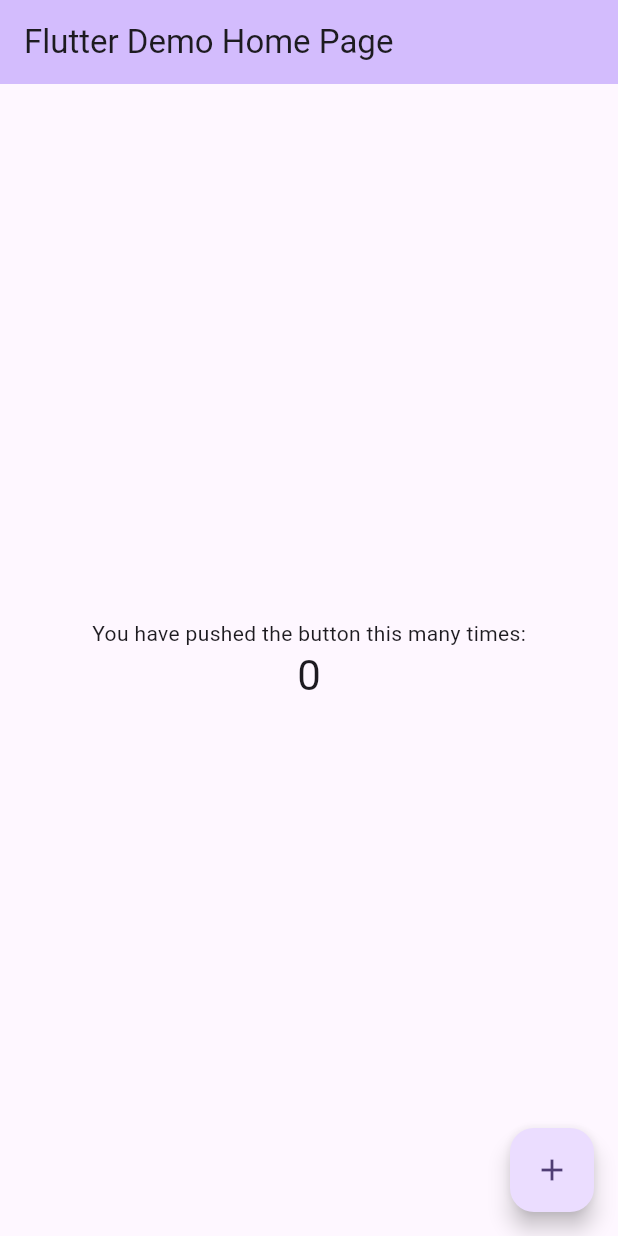
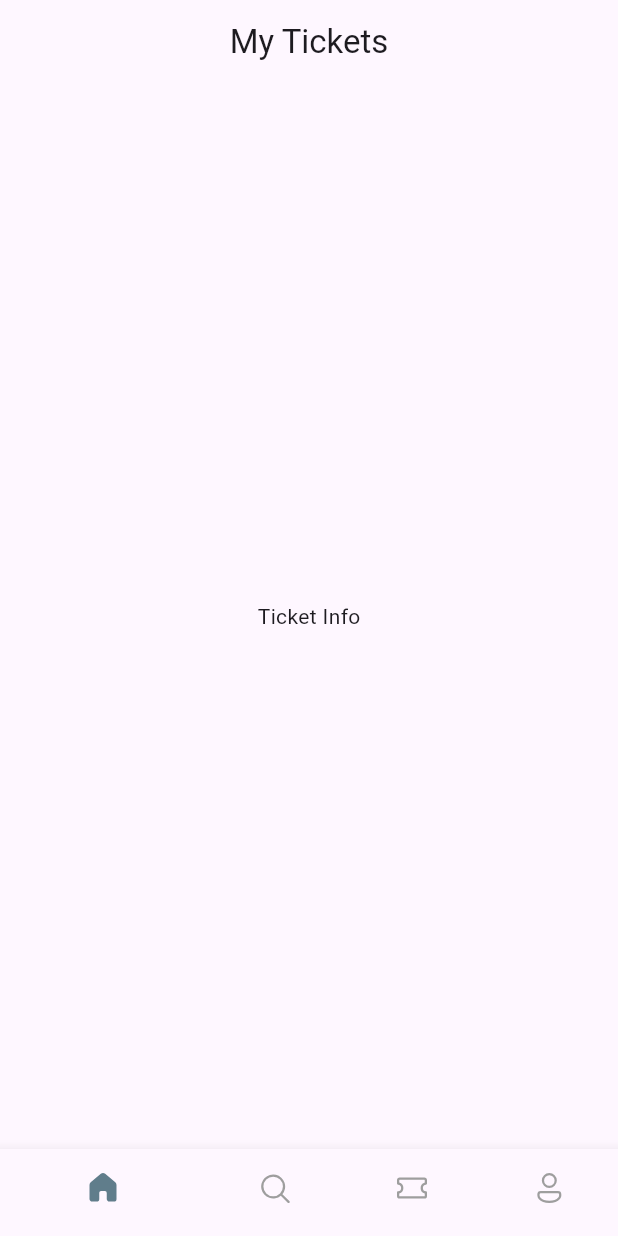
Before and after one commit to ojanardana/belajarflutterngento, a Flutter app: the screen it shows after launch, on a phone screen of 412 x 824 dp. Run offline on Flutter 3.47's test engine with Material 3 defaults, Android fonts, the phone set to English and light mode, and no system bars; our stand-ins replace fluentui_icons.

Commit message:
Bottom Nav part 1

```diff
--- /dev/null
+++ b/lib/base/bottom_navbar.dart
@@ -0,0 +1,47 @@
+import 'package:flutter/material.dart';
+import 'package:fluentui_icons/fluentui_icons.dart';
+
+class BottomNavBar extends StatefulWidget {
+  const BottomNavBar({super.key});
+
+  @override
+  State<BottomNavBar> createState() => _BottomNavBarState();
+}
+
+class _BottomNavBarState extends State<BottomNavBar> {
+  @override
+  Widget build(BuildContext context) {
+    return Scaffold(
+      appBar: AppBar(title: Center(child: Text("My Tickets"))),
+      body: Center(child: Text("Ticket Info")),
+      bottomNavigationBar: BottomNavigationBar(
+        selectedItemColor: Colors.blueGrey,
+        unselectedItemColor: Colors.grey,
+        showSelectedLabels: false,
+        items: [
+          BottomNavigationBarItem(
+            icon: Icon(FluentSystemIcons.ic_fluent_home_regular),
+            activeIcon: Icon(FluentSystemIcons.ic_fluent_home_filled),
+            label: "Home",
+          ),
+          BottomNavigationBarItem(
+            icon: Icon(FluentSystemIcons.ic_fluent_search_regular),
+            activeIcon: Icon(FluentSystemIcons.ic_fluent_search_filled),
+            label: "Home",
+          ),
+          BottomNavigationBarItem(
+            icon: Icon(FluentSystemIcons.ic_fluent_ticket_regular),
+            activeIcon: Icon(FluentSystemIcons.ic_fluent_ticket_filled),
+            label: "Home",
+          ),
+          BottomNavigationBarItem(
+            icon: Icon(FluentSystemIcons.ic_fluent_person_regular),
+            activeIcon: Icon(FluentSystemIcons.ic_fluent_person_filled),
+            label: "Home",
+          ),
+        ],
+      ),
+    );
+  }
+}
+// [] itu list, widget
--- a/lib/main.dart
+++ b/lib/main.dart
@@ -1,8 +1,11 @@
 import 'package:flutter/material.dart';
+import 'package:my_first_app/base/bottom_navbar.dart';
 
 void main() {
   runApp(const MyApp());
 }
+
+// Entry Point, mulai dari sini
 
 class MyApp extends StatelessWidget {
   const MyApp({super.key});
@@ -10,113 +13,21 @@ class MyApp extends StatelessWidget {
   // This widget is the root of your application.
   @override
   Widget build(BuildContext context) {
-    return MaterialApp(
-      title: 'Flutter Demo',
-      theme: ThemeData(
-        // This is the theme of your application.
-        //
-        // TRY THIS: Try running your application with "flutter run". You'll see
-        // the application has a purple toolbar. Then, without quitting the app,
-        // try changing the seedColor in the colorScheme below to Colors.green
-        // and then invoke "hot reload" (save your changes or press the "hot
-        // reload" button in a Flutter-supported IDE, or press "r" if you used
-        // the command line to start the app).
-        //
-        // Notice that the counter didn't reset back to zero; the application
-        // state is not lost during the reload. To reset the state, use hot
-        // restart instead.
-        //
-        // This works for code too, not just values: Most code changes can be
-        // tested with just a hot reload.
-        colorScheme: ColorScheme.fromSeed(seedColor: Colors.deepPurple),
-      ),
-      home: const MyHomePage(title: 'Flutter Demo Home Page'),
-    );
+    return MaterialApp(home: BottomNavBar());
   }
 }
 
-class MyHomePage extends StatefulWidget {
-  const MyHomePage({super.key, required this.title});
-
-  // This widget is the home page of your application. It is stateful, meaning
-  // that it has a State object (defined below) that contains fields that affect
-  // how it looks.
-
-  // This class is the configuration for the state. It holds the values (in this
-  // case the title) provided by the parent (in this case the App widget) and
-  // used by the build method of the State. Fields in a Widget subclass are
-  // always marked "final".
-
-  final String title;
-
-  @override
-  State<MyHomePage> createState() => _MyHomePageState();
-}
-
-class _MyHomePageState extends State<MyHomePage> {
-  int _counter = 0;
-
-  void _incrementCounter() {
-    setState(() {
-      // This call to setState tells the Flutter framework that something has
-      // changed in this State, which causes it to rerun the build method below
-      // so that the display can reflect the updated values. If we changed
-      // _counter without calling setState(), then the build method would not be
-      // called again, and so nothing would appear to happen.
-      _counter++;
-    });
-  }
-
-  @override
-  Widget build(BuildContext context) {
-    // This method is rerun every time setState is called, for instance as done
-    // by the _incrementCounter method above.
-    //
-    // The Flutter framework has been optimized to make rerunning build methods
-    // fast, so that you can just rebuild anything that needs updating rather
-    // than having to individually change instances of widgets.
-    return Scaffold(
-      appBar: AppBar(
-        // TRY THIS: Try changing the color here to a specific color (to
-        // Colors.amber, perhaps?) and trigger a hot reload to see the AppBar
-        // change color while the other colors stay the same.
-        backgroundColor: Theme.of(context).colorScheme.inversePrimary,
-        // Here we take the value from the MyHomePage object that was created by
-        // the App.build method, and use it to set our appbar title.
-        title: Text(widget.title),
-      ),
-      body: Center(
-        // Center is a layout widget. It takes a single child and positions it
-        // in the middle of the parent.
-        child: Column(
-          // Column is also a layout widget. It takes a list of children and
-          // arranges them vertically. By default, it sizes itself to fit its
-          // children horizontally, and tries to be as tall as its parent.
-          //
-          // Column has various properties to control how it sizes itself and
-          // how it positions its children. Here we use mainAxisAlignment to
-          // center the children vertically; the main axis here is the vertical
-          // axis because Columns are vertical (the cross axis would be
-          // horizontal).
-          //
-          // TRY THIS: Invoke "debug painting" (choose the "Toggle Debug Paint"
-          // action in the IDE, or press "p" in the console), to see the
-          // wireframe for each widget.
-          mainAxisAlignment: MainAxisAlignment.center,
-          children: <Widget>[
-            const Text('You have pushed the button this many times:'),
-            Text(
-              '$_counter',
-              style: Theme.of(context).textTheme.headlineMedium,
-            ),
-          ],
-        ),
-      ),
-      floatingActionButton: FloatingActionButton(
-        onPressed: _incrementCounter,
-        tooltip: 'Increment',
-        child: const Icon(Icons.add),
-      ), // This trailing comma makes auto-formatting nicer for build methods.
-    );
-  }
-}
+//       title: 'Flutter Demo',
+//       theme: ThemeData(),
+//       // scaffold kalau mau colorful
+//       home: Scaffold( /
+//         appBar: AppBar(
+//           backgroundColor: Colors.red,
+//           title: const Text("Flutter Title"),
+//         ),
+//         body: const Center(child: Text("Hello Flutter")),
+//       ),
+//       // wrap widget ctrl .
+//     );
+//   }
+// }
--- a/pubspec.yaml
+++ b/pubspec.yaml
@@ -34,6 +34,7 @@ dependencies:
   # The following adds the Cupertino Icons font to your application.
   # Use with the CupertinoIcons class for iOS style icons.
   cupertino_icons: ^1.0.8
+  fluentui_icons: ^1.0.0
 
 dev_dependencies:
   flutter_test:
```
Also changed, not shown: pubspec.lock.
